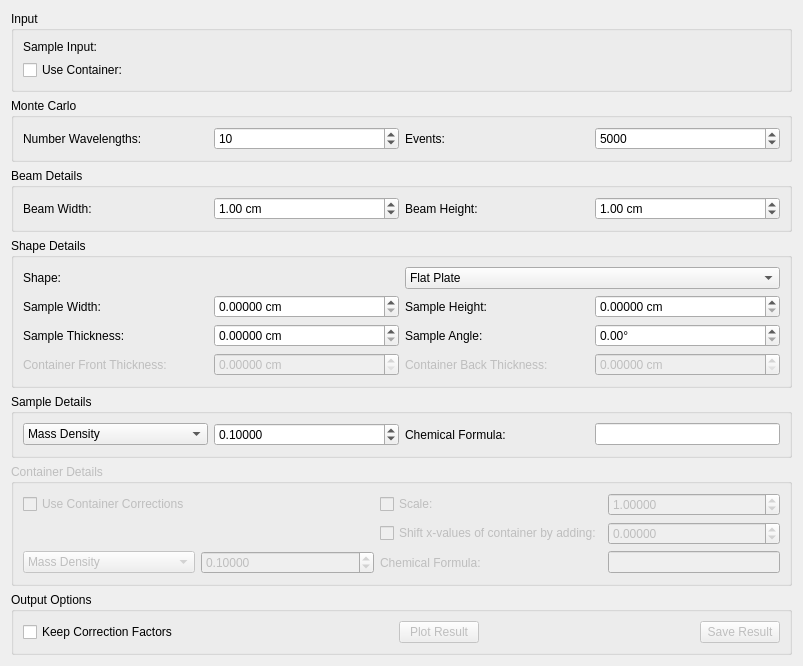
First picture: the form in MantidQt/CustomInterfaces/inc/MantidQtCustomInterfaces/Indirect/AbsorptionCorrections.ui, repository mantidproject/mantid, before the edit.
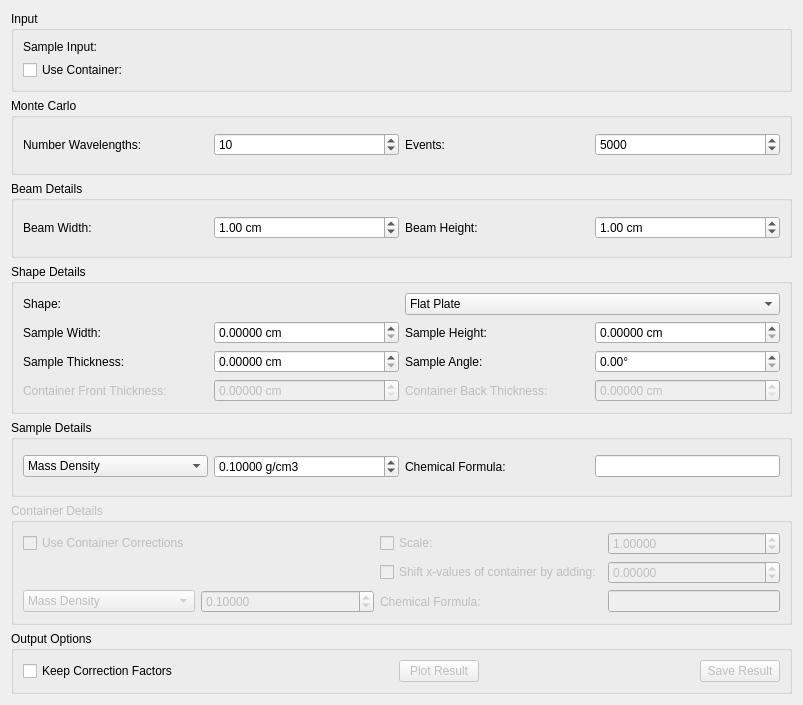
Second picture: the form after the edit. Custom widgets are drawn as their Qt base class.

Commit message: Re #18577 toggle sample density unit

Diff of the .ui file:
```diff
--- a/MantidQt/CustomInterfaces/inc/MantidQtCustomInterfaces/Indirect/AbsorptionCorrections.ui
+++ b/MantidQt/CustomInterfaces/inc/MantidQtCustomInterfaces/Indirect/AbsorptionCorrections.ui
@@ -7,7 +7,7 @@
     <x>0</x>
     <y>0</y>
     <width>803</width>
-    <height>643</height>
+    <height>705</height>
    </rect>
   </property>
   <property name="windowTitle">
@@ -613,6 +613,9 @@
       </item>
       <item row="0" column="1">
        <widget class="QDoubleSpinBox" name="spSampleDensity">
+        <property name="suffix">
+         <string> g/cm3</string>
+        </property>
         <property name="decimals">
          <number>5</number>
         </property>
```
Left out of the diff: 33 changed lines with no effect on the pictures. The commit also changes 2 other files.
